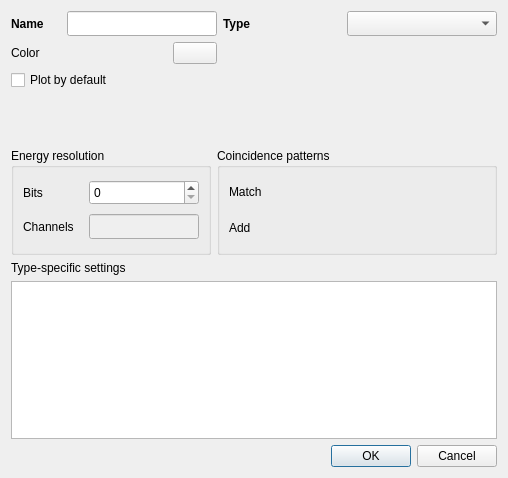
This is forms/dialog_spectrum_template.ui in usnistgov/qpx-gamma as Qt 5 draws it before an edit. The edited form follows.
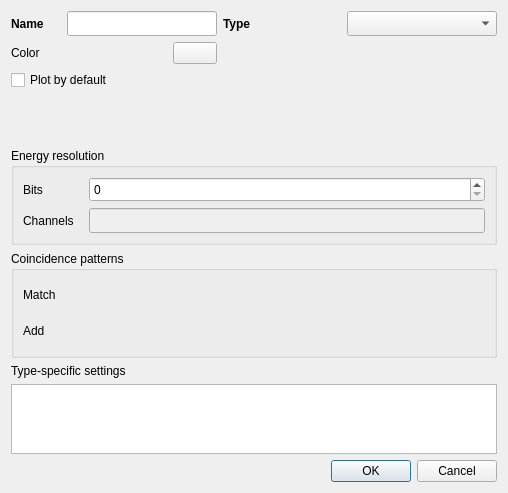
This is the edited form. Icons and pictures are not drawn. Custom widgets are drawn as their Qt base class.

```diff
--- a/forms/dialog_spectrum_template.ui
+++ b/forms/dialog_spectrum_template.ui
@@ -110,95 +110,12 @@
        </layout>
       </widget>
      </item>
-     <item>
-      <widget class="QGroupBox" name="groupBox_2">
-       <property name="title">
-        <string>Coincidence patterns</string>
-       </property>
-       <layout class="QGridLayout" name="gridLayout_2">
-        <item row="0" column="0">
-         <layout class="QHBoxLayout" name="horizontalLayout_10">
-          <item>
-           <layout class="QVBoxLayout" name="verticalLayout_2">
-            <item>
-             <layout class="QHBoxLayout" name="horizontalLayout_2">
-              <item>
-               <widget class="QLabel" name="label_5">
-                <property name="minimumSize">
-                 <size>
-                  <width>50</width>
-                  <height>20</height>
-                 </size>
-                </property>
-                <property name="text">
-                 <string>Match</string>
-                </property>
-               </widget>
-              </item>
-              <item>
-               <widget class="QpxPatternEditor" name="patternMatch" native="true">
-                <property name="sizePolicy">
-                 <sizepolicy hsizetype="Minimum" vsizetype="Minimum">
-                  <horstretch>0</horstretch>
-                  <verstretch>0</verstretch>
-                 </sizepolicy>
-                </property>
-                <property name="minimumSize">
-                 <size>
-                  <width>200</width>
-                  <height>30</height>
-                 </size>
-                </property>
-               </widget>
-              </item>
-             </layout>
-            </item>
-            <item>
-             <layout class="QHBoxLayout" name="horizontalLayout_3">
-              <item>
-               <widget class="QLabel" name="label_6">
-                <property name="minimumSize">
-                 <size>
-                  <width>50</width>
-                  <height>20</height>
-                 </size>
-                </property>
-                <property name="text">
-                 <string>Add</string>
-                </property>
-               </widget>
-              </item>
-              <item>
-               <widget class="QpxPatternEditor" name="patternAdd" native="true">
-                <property name="sizePolicy">
-                 <sizepolicy hsizetype="Minimum" vsizetype="Minimum">
-                  <horstretch>0</horstretch>
-                  <verstretch>0</verstretch>
-                 </sizepolicy>
-                </property>
-                <property name="minimumSize">
-                 <size>
-                  <width>200</width>
-                  <height>30</height>
-                 </size>
-                </property>
-               </widget>
-              </item>
-             </layout>
-            </item>
-           </layout>
-          </item>
-         </layout>
-        </item>
-       </layout>
-      </widget>
-     </item>
     </layout>
    </item>
-   <item row="3" column="0">
-    <widget class="QTableView" name="tableGenericAttrs"/>
-   </item>
    <item row="4" column="0">
+    <widget class="QTableView" name="tableGenericAttrs"/>
+   </item>
+   <item row="5" column="0">
     <widget class="QDialogButtonBox" name="buttonBox">
      <property name="orientation">
       <enum>Qt::Horizontal</enum>
@@ -450,13 +367,96 @@
      </item>
     </layout>
    </item>
-   <item row="2" column="0">
+   <item row="3" column="0">
     <widget class="QLabel" name="label_8">
      <property name="text">
       <string>Type-specific settings</string>
      </property>
     </widget>
    </item>
+   <item row="2" column="0">
+    <widget class="QGroupBox" name="groupBox_2">
+     <property name="title">
+      <string>Coincidence patterns</string>
+     </property>
+     <layout class="QGridLayout" name="gridLayout_2">
+      <item row="0" column="0">
+       <layout class="QHBoxLayout" name="horizontalLayout_10">
+        <item>
+         <layout class="QVBoxLayout" name="verticalLayout_2">
+          <item>
+           <layout class="QHBoxLayout" name="horizontalLayout_2">
+            <item>
+             <widget class="QLabel" name="label_5">
+              <property name="minimumSize">
+               <size>
+                <width>50</width>
+                <height>20</height>
+               </size>
+              </property>
+              <property name="text">
+               <string>Match</string>
+              </property>
+             </widget>
+            </item>
+            <item>
+             <widget class="QpxPatternEditor" name="patternMatch" native="true">
+              <property name="sizePolicy">
+               <sizepolicy hsizetype="Minimum" vsizetype="Minimum">
+                <horstretch>0</horstretch>
+                <verstretch>0</verstretch>
+               </sizepolicy>
+              </property>
+              <property name="minimumSize">
+               <size>
+                <width>200</width>
+                <height>30</height>
+               </size>
+              </property>
+             </widget>
+            </item>
+           </layout>
+          </item>
+          <item>
+           <layout class="QHBoxLayout" name="horizontalLayout_3">
+            <item>
+             <widget class="QLabel" name="label_6">
+              <property name="minimumSize">
+               <size>
+                <width>50</width>
+                <height>20</height>
+               </size>
+              </property>
+              <property name="text">
+               <string>Add</string>
+              </property>
+             </widget>
+            </item>
+            <item>
+             <widget class="QpxPatternEditor" name="patternAdd" native="true">
+              <property name="sizePolicy">
+               <sizepolicy hsizetype="Minimum" vsizetype="Minimum">
+                <horstretch>0</horstretch>
+                <verstretch>0</verstretch>
+               </sizepolicy>
+              </property>
+              <property name="minimumSize">
+               <size>
+                <width>200</width>
+                <height>30</height>
+               </size>
+              </property>
+             </widget>
+            </item>
+           </layout>
+          </item>
+         </layout>
+        </item>
+       </layout>
+      </item>
+     </layout>
+    </widget>
+   </item>
   </layout>
   <zorder>buttonBox</zorder>
   <zorder>groupBox_2</zorder>
```
Left out of the diff: 5 changed lines with no effect on the pictures.
